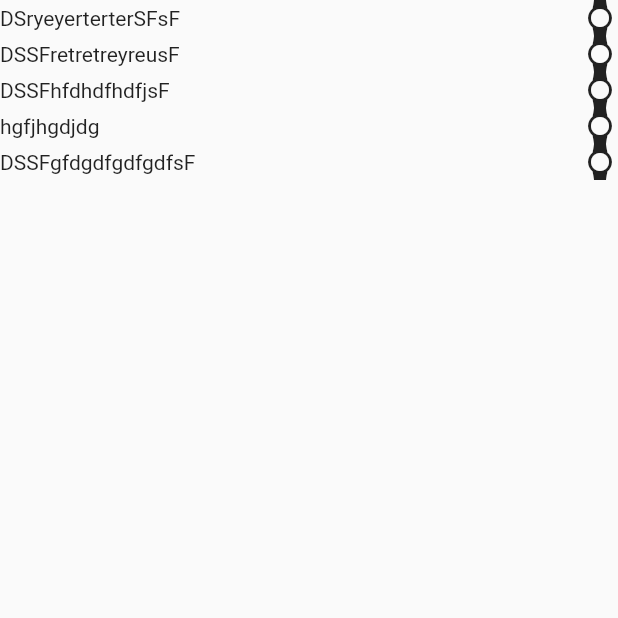
After one commit to Falim12345/silver-spork, a Flutter app: the FirstScreen screen opened directly, on a phone screen of 412 x 824 dp, the top half of it. The commit adds this screen. Run offline on Flutter 3.47's test engine with Material 2 defaults, Android fonts, the phone set to English and light mode, and no system bars.

Commit message:
setting row

```diff
--- /dev/null
+++ b/lib/screens/first_screen.dart
@@ -0,0 +1,48 @@
+import 'package:flutter/material.dart';
+
+import '../widgets/bottom_row.dart';
+
+class FirstScreen extends StatefulWidget {
+  const FirstScreen({super.key});
+
+  @override
+  State<FirstScreen> createState() => _FirstScreenState();
+}
+
+class _FirstScreenState extends State<FirstScreen> {
+  @override
+  Widget build(BuildContext context) {
+    return Scaffold(
+      body: Column(
+        crossAxisAlignment: CrossAxisAlignment.end,
+        children: [
+          CustomIconButton(
+            icon: Icons.watch_sharp,
+            onPressed: () {},
+            text: const Text('DSryeyerterterSFsF'),
+          ),
+          CustomIconButton(
+            icon: Icons.watch_sharp,
+            onPressed: () {},
+            text: const Text('DSSFretretreyreusF'),
+          ),
+          CustomIconButton(
+            icon: Icons.watch_sharp,
+            onPressed: () {},
+            text: const Text('DSSFhfdhdfhdfjsF'),
+          ),
+          CustomIconButton(
+            icon: Icons.watch_sharp,
+            onPressed: () {},
+            text: const Text('hgfjhgdjdg'),
+          ),
+          CustomIconButton(
+            icon: Icons.watch_sharp,
+            onPressed: () {},
+            text: const Text('DSSFgfdgdfgdfgdfsF'),
+          ),
+        ],
+      ),
+    );
+  }
+}
--- a/lib/screens/home_screens.dart
+++ b/lib/screens/home_screens.dart
@@ -1,5 +1,4 @@
 import 'package:flutter/material.dart';
-import 'package:two/widgets/main_bottom_bar.dart';
 
 class HomeScreens extends StatefulWidget {
   const HomeScreens({super.key});
@@ -11,6 +10,6 @@ class HomeScreens extends StatefulWidget {
 class _HomeScreensState extends State<HomeScreens> {
   @override
   Widget build(BuildContext context) {
-    return Scaffold();
+    return const Scaffold();
   }
 }
--- /dev/null
+++ b/lib/widgets/bottom_row.dart
@@ -0,0 +1,26 @@
+import 'package:flutter/material.dart';
+
+class CustomIconButton extends StatelessWidget {
+  final IconData icon;
+  final VoidCallback onPressed;
+  final Widget text;
+
+  const CustomIconButton(
+      {super.key,
+      required this.icon,
+      required this.onPressed,
+      required this.text});
+
+  @override
+  Widget build(BuildContext context) {
+    return InkWell(
+      onTap: onPressed,
+      child: Row(
+        children: [
+          Expanded(child: text),
+          Icon(icon),
+        ],
+      ),
+    );
+  }
+}
--- a/pubspec.yaml
+++ b/pubspec.yaml
@@ -32,9 +32,11 @@ dependencies:
     sdk: flutter
 
 
+
   # The following adds the Cupertino Icons font to your application.
   # Use with the CupertinoIcons class for iOS style icons.
   cupertino_icons: ^1.0.2
+  flutter_bloc: ^8.1.2
 
 dev_dependencies:
   flutter_test:
```
Also changed, not shown: pubspec.lock.
